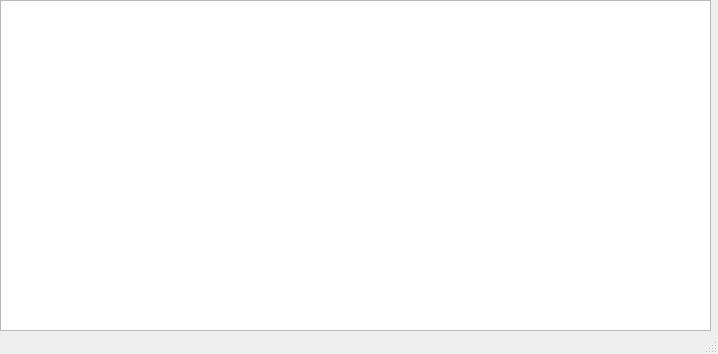
Old version of the form mainwindow.ui in the repository YuriyPovodyryov/SyncArchive.
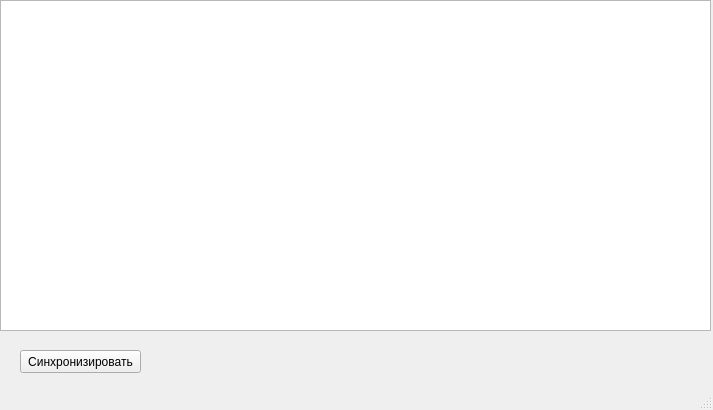
New version of the form.

Commit message: [+] отдельная кнопка для синхронизации

```diff
--- a/mainwindow.ui
+++ b/mainwindow.ui
@@ -6,8 +6,8 @@
    <rect>
     <x>0</x>
     <y>0</y>
-    <width>718</width>
-    <height>354</height>
+    <width>713</width>
+    <height>410</height>
    </rect>
   </property>
   <property name="windowTitle">
@@ -30,6 +30,19 @@
      </size>
     </property>
    </widget>
+   <widget class="QPushButton" name="pushButton_Sync">
+    <property name="geometry">
+     <rect>
+      <x>20</x>
+      <y>350</y>
+      <width>121</width>
+      <height>23</height>
+     </rect>
+    </property>
+    <property name="text">
+     <string>Синхронизировать</string>
+    </property>
+   </widget>
   </widget>
   <widget class="QStatusBar" name="statusBar"/>
  </widget>
```
The commit also changes 5 other files.
